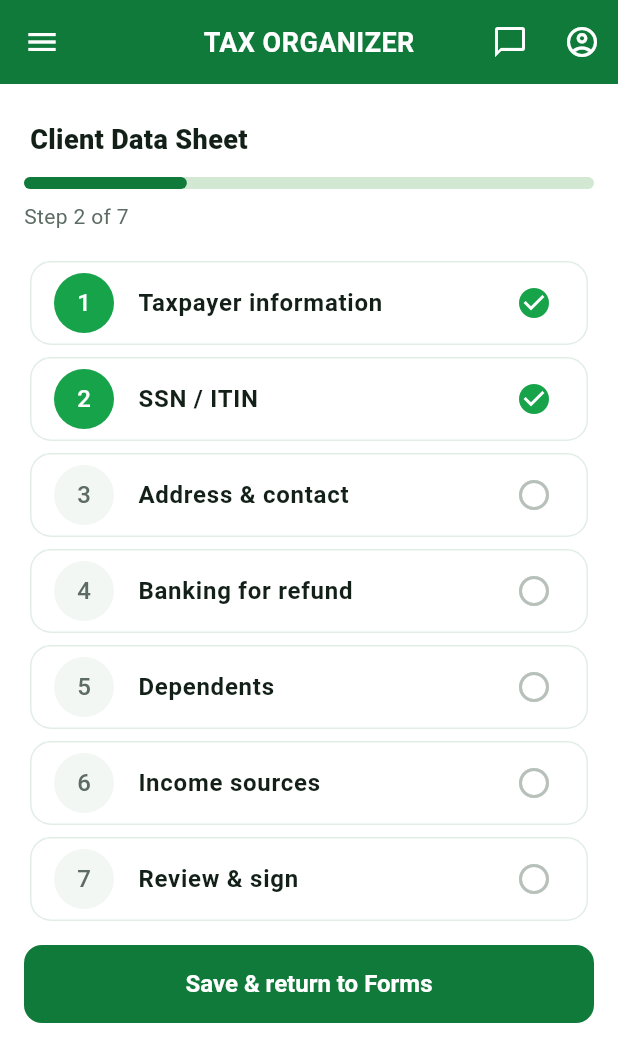
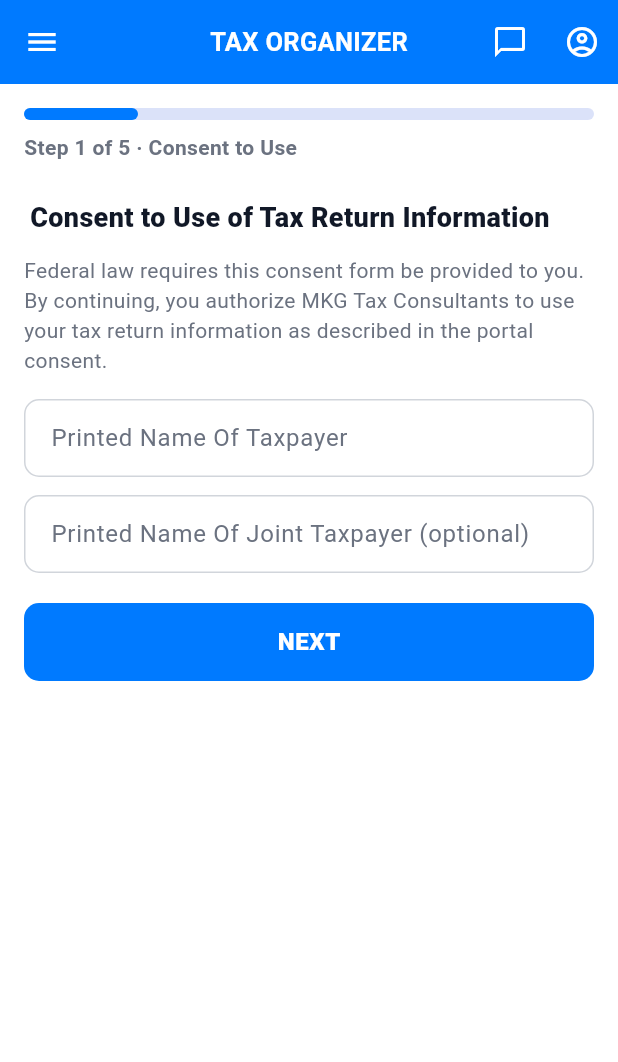
Before and after one commit to mkgenterprisescorp/mkg-tax-mobile, a Flutter app: the OrganizerScreen screen opened by its route, on a phone screen of 412 x 824 dp. Shown: the top 1062 px of the screen. Run offline on Flutter 3.47's test engine with Material 3 defaults, Android fonts, the phone set to English and light mode, and no system bars; our stand-ins replace cookie_jar, dio, dio_cookie_manager, flutter_riverpod, go_router; network calls fail.

Commit message:
feat: align Flutter UI to Figma tax-filling-app-v2
Apply #007AFF primary, splash/onboarding, and consent + Schedule A
organizer wizard that submits to financemkgtaxpro tax returns.

```diff
--- a/lib/core/router/app_router.dart
+++ b/lib/core/router/app_router.dart
@@ -4,12 +4,16 @@ import '../../features/auth/presentation/register_screen.dart';
 import '../../features/forms/presentation/forms_list_screen.dart';
 import '../../features/home/presentation/main_tabs.dart';
 import '../../features/more/presentation/feature_screens.dart';
+import '../../features/onboarding/presentation/splash_onboarding.dart';
+import '../../features/organizer/presentation/organizer_screen.dart';
 import '../../features/shell/app_shell.dart';
 
 GoRouter createRouter() {
   return GoRouter(
-    initialLocation: '/login',
+    initialLocation: '/splash',
     routes: [
+      GoRoute(path: '/splash', builder: (context, state) => const SplashScreen()),
+      GoRoute(path: '/onboarding', builder: (context, state) => const OnboardingScreen()),
       GoRoute(path: '/login', builder: (context, state) => const LoginScreen()),
       GoRoute(path: '/register', builder: (context, state) => const RegisterScreen()),
       GoRoute(path: '/complete-profile', builder: (context, state) => const CompleteProfileScreen()),
--- a/lib/core/theme/mkg_theme.dart
+++ b/lib/core/theme/mkg_theme.dart
@@ -1,20 +1,20 @@
 import 'package:flutter/material.dart';
 
-/// Brand tokens cloned from financemkgtaxpro web portal (index.css).
-/// Primary green HSL(142,76%,26%) · accent gold HSL(45,93%,47%).
+/// Tokens from Figma `tax-filling-app-v2` (file 7qoVoDkkHlANDeXChDESSK).
+/// Primary action/header blue sampled as #007AFF.
 abstract final class MkgColors {
-  static const Color primary = Color(0xFF0F7A3A);
-  static const Color primaryDark = Color(0xFF0A5C2B);
-  static const Color accent = Color(0xFFE8B90A);
-  static const Color dark = Color(0xFF122018);
-  static const Color textGrey = Color(0xFF5C6B63);
-  static const Color grey = Color(0xFFB8C0BA);
-  static const Color lightPrimary = Color(0x1A0F7A3A);
+  static const Color primary = Color(0xFF007AFF);
+  static const Color primaryDark = Color(0xFF0056B3);
+  static const Color accent = Color(0xFFFFAE50);
+  static const Color dark = Color(0xFF111827);
+  static const Color textGrey = Color(0xFF6B7280);
+  static const Color grey = Color(0xFFB8B8B8);
+  static const Color lightPrimary = Color(0x1A007AFF);
   static const Color bottomInactive = Color(0xFF707070);
-  static const Color surfaceGrey = Color(0xFFF3F7F4);
+  static const Color surfaceGrey = Color(0xFFF5F7FA);
   static const Color green = Color(0xFF16A34A);
   static const Color red = Color(0xFFDC2626);
-  static const Color orange = Color(0xFFCA8A04);
+  static const Color orange = Color(0xFFFFAE50);
 }
 
 ThemeData buildMkgTheme() {
@@ -37,27 +37,36 @@ ThemeData buildMkgTheme() {
       centerTitle: true,
       titleTextStyle: TextStyle(
         color: Colors.white,
-        fontSize: 18,
+        fontSize: 17,
         fontWeight: FontWeight.w700,
-        letterSpacing: 0.3,
+        letterSpacing: 0.2,
       ),
     ),
     inputDecorationTheme: InputDecorationTheme(
       filled: true,
-      fillColor: MkgColors.surfaceGrey,
+      fillColor: Colors.white,
+      labelStyle: const TextStyle(color: MkgColors.textGrey),
       border: OutlineInputBorder(
-        borderRadius: BorderRadius.circular(12),
-        borderSide: BorderSide.none,
+        borderRadius: BorderRadius.circular(10),
+        borderSide: const BorderSide(color: Color(0xFFD1D5DB)),
       ),
-      contentPadding: const EdgeInsets.symmetric(horizontal: 16, vertical: 14),
+      enabledBorder: OutlineInputBorder(
+        borderRadius: BorderRadius.circular(10),
+        borderSide: const BorderSide(color: Color(0xFFD1D5DB)),
+      ),
+      focusedBorder: OutlineInputBorder(
+        borderRadius: BorderRadius.circular(10),
+        borderSide: const BorderSide(color: MkgColors.primary, width: 1.5),
+      ),
+      contentPadding: const EdgeInsets.symmetric(horizontal: 14, vertical: 14),
     ),
     filledButtonTheme: FilledButtonThemeData(
       style: FilledButton.styleFrom(
         backgroundColor: MkgColors.primary,
         foregroundColor: Colors.white,
         minimumSize: const Size.fromHeight(52),
-        shape: RoundedRectangleBorder(borderRadius: BorderRadius.circular(12)),
-        textStyle: const TextStyle(fontWeight: FontWeight.w700, fontSize: 16),
+        shape: RoundedRectangleBorder(borderRadius: BorderRadius.circular(10)),
+        textStyle: const TextStyle(fontWeight: FontWeight.w800, fontSize: 16, letterSpacing: 0.4),
       ),
     ),
     navigationBarTheme: NavigationBarThemeData(
@@ -73,17 +82,15 @@ ThemeData buildMkgTheme() {
       }),
       iconTheme: WidgetStateProperty.resolveWith((states) {
         final selected = states.contains(WidgetState.selected);
-        return IconThemeData(
-          color: selected ? MkgColors.primary : MkgColors.bottomInactive,
-        );
+        return IconThemeData(color: selected ? MkgColors.primary : MkgColors.bottomInactive);
       }),
     ),
     cardTheme: CardThemeData(
       color: Colors.white,
       elevation: 0,
       shape: RoundedRectangleBorder(
-        borderRadius: BorderRadius.circular(14),
-        side: const BorderSide(color: Color(0xFFE2EDE6)),
+        borderRadius: BorderRadius.circular(12),
+        side: const BorderSide(color: Color(0xFFE5E7EB)),
       ),
     ),
   );
--- a/lib/features/auth/data/auth_repository.dart
+++ b/lib/features/auth/data/auth_repository.dart
@@ -161,7 +161,7 @@ class AuthState {
 
 class AuthNotifier extends Notifier<AuthState> {
   @override
-  AuthState build() => const AuthState(loading: true);
+  AuthState build() => const AuthState(loading: false);
 
   AuthRepository get _repo => ref.read(authRepositoryProvider);
 
--- a/lib/features/more/presentation/feature_screens.dart
+++ b/lib/features/more/presentation/feature_screens.dart
@@ -45,55 +45,12 @@ class DocumentsScreen extends StatelessWidget {
   }
 }
 
-class OrganizerScreen extends StatelessWidget {
-  const OrganizerScreen({super.key});
+class NotificationsScreen extends StatelessWidget {
+  const NotificationsScreen({super.key});
 
   @override
   Widget build(BuildContext context) {
-    final steps = const [
-      ('Taxpayer information', true),
-      ('SSN / ITIN', true),
-      ('Address & contact', false),
-      ('Banking for refund', false),
-      ('Dependents', false),
-      ('Income sources', false),
-      ('Review & sign', false),
-    ];
-
-    return ListView(
-      padding: const EdgeInsets.all(16),
-      children: [
-        const SectionHeader('Client Data Sheet'),
-        LinearProgressIndicator(
-          value: 2 / 7,
-          minHeight: 8,
-          borderRadius: BorderRadius.circular(8),
-        ),
-        const SizedBox(height: 8),
-        const Text('Step 2 of 7', style: TextStyle(color: MkgColors.textGrey)),
-        const SizedBox(height: 16),
-        for (var i = 0; i < steps.length; i++)
-          Card(
-            child: ListTile(
-              leading: CircleAvatar(
-                backgroundColor: steps[i].$2 ? MkgColors.green : MkgColors.surfaceGrey,
-                foregroundColor: steps[i].$2 ? Colors.white : MkgColors.textGrey,
-                child: Text('${i + 1}'),
-              ),
-              title: Text(steps[i].$1, style: const TextStyle(fontWeight: FontWeight.w700)),
-              trailing: Icon(steps[i].$2 ? Icons.check_circle : Icons.radio_button_unchecked,
-                  color: steps[i].$2 ? MkgColors.green : MkgColors.grey),
-              onTap: () {
-                ScaffoldMessenger.of(context).showSnackBar(
-                  SnackBar(content: Text('Open step: ${steps[i].$1}')),
-                );
-              },
-            ),
-          ),
-        const SizedBox(height: 12),
-        FilledButton(onPressed: () => context.go('/forms'), child: const Text('Save & return to Forms')),
-      ],
-    );
+    return const AccountOverviewScreen();
   }
 }
 
@@ -401,12 +358,3 @@ class EngagementsScreen extends StatelessWidget {
     );
   }
 }
-
-class NotificationsScreen extends StatelessWidget {
-  const NotificationsScreen({super.key});
-
-  @override
-  Widget build(BuildContext context) {
-    return const AccountOverviewScreen();
-  }
-}
--- /dev/null
+++ b/lib/features/organizer/presentation/organizer_screen.dart
@@ -0,0 +1,246 @@
+import 'package:flutter/material.dart';
+import 'package:flutter_riverpod/flutter_riverpod.dart';
+import 'package:go_router/go_router.dart';
+
+import '../../../core/network/api_client.dart';
+import '../../../core/theme/mkg_theme.dart';
+import '../../../core/widgets/mkg_widgets.dart';
+
+/// Figma consent + Schedule A style multi-step organizer.
+class OrganizerScreen extends ConsumerStatefulWidget {
+  const OrganizerScreen({super.key});
+
+  @override
+  ConsumerState<OrganizerScreen> createState() => _OrganizerScreenState();
+}
+
+class _OrganizerScreenState extends ConsumerState<OrganizerScreen> {
+  int _step = 0;
+  bool _saving = false;
+
+  // Consent to Use
+  final _useTaxpayer = TextEditingController();
+  final _useJoint = TextEditingController();
+  // Consent to Disclose
+  final _discloseTaxpayer = TextEditingController();
+  final _discloseJoint = TextEditingController();
+  // Schedule A — medical
+  final _medical = <String, TextEditingController>{
+    'Medical & Dental': TextEditingController(),
+    'Prescriptions': TextEditingController(),
+    'Hospital Insurance': TextEditingController(),
+    'Hospital & Emergency': TextEditingController(),
+    'Lab & X-Ray': TextEditingController(),
+    'Dental': TextEditingController(),
+    'Glasses & Contact Lenses': TextEditingController(),
+    'Medical Miles Driven': TextEditingController(),
+  };
+  // Schedule A — taxes / contributions
+  final _taxes = <String, TextEditingController>{
+    'Real Estate': TextEditingController(),
+    'Personal Property': TextEditingController(),
+    'State Income Taxes': TextEditingController(),
+    'Church': TextEditingController(),
+    'United Way': TextEditingController(),
+    'Home Mortgage Interest': TextEditingController(),
+  };
+
+  static const _titles = [
+    'Consent to Use',
+    'Consent to Disclose',
+    'Medical & Dental',
+    'Taxes & Contributions',
+    'Review',
+  ];
+
+  @override
+  void dispose() {
+    _useTaxpayer.dispose();
+    _useJoint.dispose();
+    _discloseTaxpayer.dispose();
+    _discloseJoint.dispose();
+    for (final c in _medical.values) {
+      c.dispose();
+    }
+    for (final c in _taxes.values) {
+      c.dispose();
+    }
+    super.dispose();
+  }
+
+  Map<String, dynamic> _payload() {
+    return {
+      'consentToUse': {
+        'printedNameTaxpayer': _useTaxpayer.text.trim(),
+        'printedNameJoint': _useJoint.text.trim(),
+        'signedAt': DateTime.now().toIso8601String(),
+      },
+      'consentToDisclose': {
+        'printedNameTaxpayer': _discloseTaxpayer.text.trim(),
+        'printedNameJoint': _discloseJoint.text.trim(),
+        'signedAt': DateTime.now().toIso8601String(),
+      },
+      'scheduleA': {
+        'medical': {for (final e in _medical.entries) e.key: e.value.text.trim()},
+        'taxesAndContributions': {for (final e in _taxes.entries) e.key: e.value.text.trim()},
+      },
+      'source': 'mkg-tax-mobile',
+      'figmaFlow': 'tax-filling-app-v2',
+    };
+  }
+
+  Future<void> _submit() async {
+    setState(() => _saving = true);
+    try {
+      final api = ref.read(apiClientProvider);
+      // Load current return then PUT merged organizer data (financemkgtaxpro contract).
+      final current = await api.get('/api/tax-returns/current');
+      if (current.statusCode == 200 && current.data is Map && current.data['id'] != null) {
+        final id = current.data['id'];
+        final existing = Map<String, dynamic>.from((current.data['data'] as Map?) ?? {});
+        existing['mobileOrganizer'] = _payload();
+        final res = await api.put('/api/tax-returns/$id', data: {'data': existing});
+        if (!mounted) return;
+        if ((res.statusCode ?? 500) < 300) {
+          ScaffoldMessenger.of(context).showSnackBar(
+            const SnackBar(content: Text('Saved to financemkgtaxpro tax return.')),
+          );
+          context.go('/forms');
+          return;
+        }
+      }
+      if (!mounted) return;
+      ScaffoldMessenger.of(context).showSnackBar(
+        SnackBar(content: Text('Could not save return (${current.statusCode}). Sign in and ensure a tax year exists.')),
+      );
+    } catch (e) {
+      if (!mounted) return;
+      ScaffoldMessenger.of(context).showSnackBar(SnackBar(content: Text('$e')));
+    } finally {
+      if (mounted) setState(() => _saving = false);
+    }
+  }
+
+  @override
+  Widget build(BuildContext context) {
+    return ListView(
+      padding: const EdgeInsets.all(16),
+      children: [
+        LinearProgressIndicator(
+          value: (_step + 1) / _titles.length,
+          minHeight: 8,
+          borderRadius: BorderRadius.circular(8),
+        ),
+        const SizedBox(height: 8),
+        Text('Step ${_step + 1} of ${_titles.length} · ${_titles[_step]}',
+            style: const TextStyle(color: MkgColors.textGrey, fontWeight: FontWeight.w600)),
+        const SizedBox(height: 16),
+        ..._buildStep(),
+        const SizedBox(height: 20),
+        Row(
+          children: [
+            if (_step > 0)
+              Expanded(
+                child: OutlinedButton(
+                  onPressed: _saving ? null : () => setState(() => _step--),
+                  child: const Text('BACK'),
+                ),
+              ),
+            if (_step > 0) const SizedBox(width: 12),
+            Expanded(
+              child: FilledButton(
+                onPressed: _saving
+                    ? null
+                    : () {
+                        if (_step < _titles.length - 1) {
+                          setState(() => _step++);
+                        } else {
+                          _submit();
+                        }
+                      },
+                child: _saving
+                    ? const SizedBox(height: 22, width: 22, child: CircularProgressIndicator(strokeWidth: 2, color: Colors.white))
+                    : Text(_step < _titles.length - 1 ? 'NEXT' : 'SUBMIT'),
+              ),
+            ),
+          ],
+        ),
+      ],
+    );
+  }
+
+  List<Widget> _buildStep() {
+    switch (_step) {
+      case 0:
+        return [
+          const SectionHeader('Consent to Use of Tax Return Information'),
+          const Text(
+            'Federal law requires this consent form be provided to you. By continuing, you authorize MKG Tax Consultants to use your tax return information as described in the portal consent.',
+            style: TextStyle(height: 1.4, color: MkgColors.textGrey),
+          ),
+          const SizedBox(height: 16),
+          TextField(controller: _useTaxpayer, decoration: const InputDecoration(labelText: 'Printed Name Of Taxpayer')),
+          const SizedBox(height: 12),
+          TextField(controller: _useJoint, decoration: const InputDecoration(labelText: 'Printed Name Of Joint Taxpayer (optional)')),
+        ];
+      case 1:
+        return [
+          const SectionHeader('Consent to Disclose Tax Return Information'),
+          const Text(
+            'By signing below, you authorize disclosure of your tax return information to MKG Tax Consultants as required for preparation and related services.',
+            style: TextStyle(height: 1.4, color: MkgColors.textGrey),
+          ),
+          const SizedBox(height: 16),
+          TextField(controller: _discloseTaxpayer, decoration: const InputDecoration(labelText: 'Printed Name Of Taxpayer')),
+          const SizedBox(height: 12),
+          TextField(controller: _discloseJoint, decoration: const InputDecoration(labelText: 'Printed Name Of Joint Taxpayer (optional)')),
+        ];
+      case 2:
+        return [
+          const SectionHeader('Medical & Dental Expenses'),
+          for (final e in _medical.entries) ...[
+            TextField(
+              controller: e.value,
+              keyboardType: const TextInputType.numberWithOptions(decimal: true),
+              decoration: InputDecoration(labelText: e.key),
+            ),
+            const SizedBox(height: 10),
+          ],
+        ];
+      case 3:
+        return [
+          const SectionHeader('Taxes & Contributions'),
+          for (final e in _taxes.entries) ...[
+            TextField(
+              controller: e.value,
+              keyboardType: const TextInputType.numberWithOptions(decimal: true),
+              decoration: InputDecoration(labelText: e.key),
+            ),
+            const SizedBox(height: 10),
+          ],
+        ];
+      default:
+        return [
+          const SectionHeader('Review & submit'),
+          Card(
+            child: ListTile(
+              title: const Text('Consent to Use'),
+              subtitle: Text(_useTaxpayer.text.isEmpty ? 'Missing taxpayer name' : _useTaxpayer.text),
+            ),
+          ),
+          Card(
+            child: ListTile(
+              title: const Text('Consent to Disclose'),
+              subtitle: Text(_discloseTaxpayer.text.isEmpty ? 'Missing taxpayer name' : _discloseTaxpayer.text),
+            ),
+          ),
+          const Card(
+            child: ListTile(
+              title: Text('Destination'),
+              subtitle: Text('PUT /api/tax-returns/:id on financemkgtax.com'),
+            ),
+          ),
+        ];
+    }
+  }
+}
```
Also changed, not shown: lib/features/onboarding/presentation/splash_onboarding.dart (added, +145 -0 lines), 2 other files.
